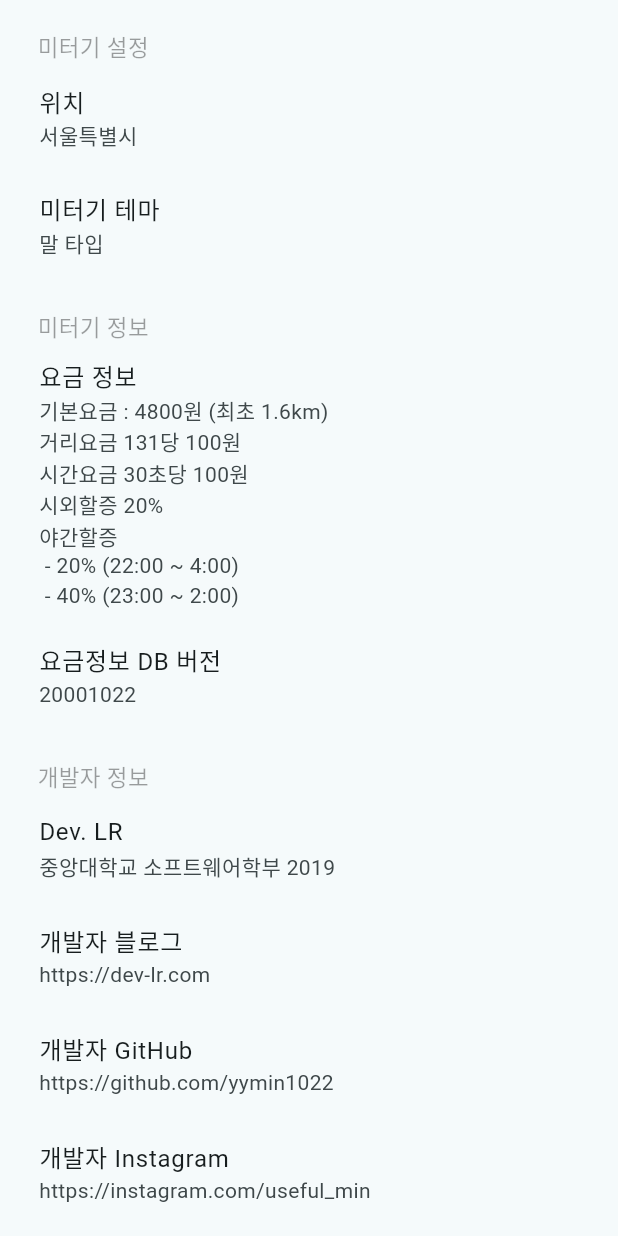
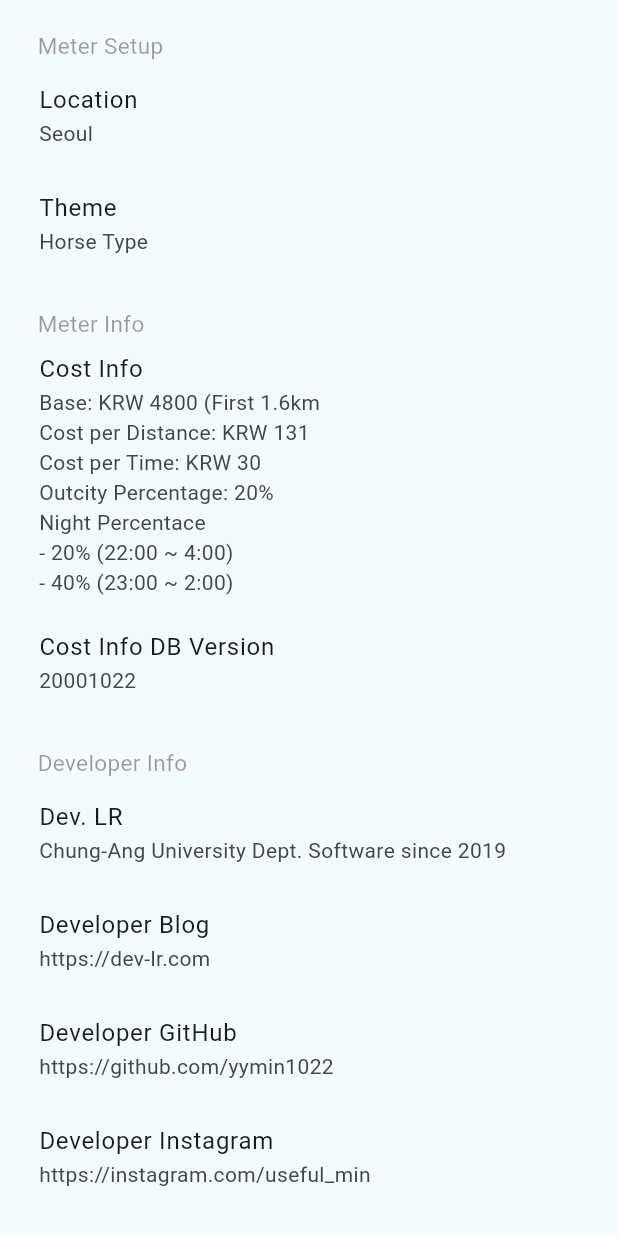
Before and after one commit to yymin1022/TaxiMeter_Flutter, a Flutter app: the SettingPage screen opened directly, on a phone screen of 412 x 824 dp. Run offline on Flutter 3.47's test engine with Material 3 defaults, Android fonts, the phone set to English and light mode, and no system bars; our stand-ins replace cloud_firestore, firebase_core, firebase_crashlytics, geolocator, shared_preferences, sprintf; accounts and stored records are empty; generated files the repository leaves out were written again.

Commit message:
Update setting_page : Applied Localization

```diff
--- a/lib/pages/setting_page.dart
+++ b/lib/pages/setting_page.dart
@@ -1,5 +1,7 @@
 import 'package:flutter/material.dart';
 import 'package:flutter/services.dart';
+import 'package:flutter_gen/gen_l10n/app_localizations.dart';
+import 'package:sprintf/sprintf.dart';
 import 'package:url_launcher/url_launcher.dart';
 import 'package:taximeter/utils/preference_util.dart';
 import 'package:taximeter/utils/settings_data.dart';
@@ -35,42 +37,46 @@ class _SettingPageState extends State<SettingPage> {
         padding: const EdgeInsets.only(left: 10.0, right: 10.0),
         child: ListView(
           children: [
-            const SettingListTitle("미터기 설정"),
+            SettingListTitle(AppLocalizations.of(context)!.setting_title_setup),
             ListTile(
-              title: Text("위치"),
-              subtitle: Text(SettingsDataLocation.getName(curLocation).ko),
+              title: Text(AppLocalizations.of(context)!.setting_setup_location),
+              subtitle: Text(Localizations.localeOf(context) == const Locale("ko")
+                  ? SettingsDataLocation.getName(curLocation).ko
+                  : SettingsDataLocation.getName(curLocation).en),
               onTap: (){
                 _showLocationDialog();
               },
             ),
             ListTile(
-              title: Text("미터기 테마"),
-              subtitle: Text(SettingsDataTheme.getName(curTheme).ko),
+              title: Text(AppLocalizations.of(context)!.setting_setup_theme),
+              subtitle: Text(Localizations.localeOf(context) == const Locale("ko")
+                  ? SettingsDataTheme.getName(curTheme).ko
+                  : SettingsDataTheme.getName(curTheme).en),
               onTap: (){
                 _showThemeDialog();
               },
             ),
-            const SettingListTitle("미터기 정보"),
+            SettingListTitle(AppLocalizations.of(context)!.setting_title_info),
             ListTile(
-              title: Text("요금 정보"),
+              title: Text(AppLocalizations.of(context)!.setting_info_cost),
               subtitle: Text(_getCostInfoText()),
               onTap: (){},
             ),
             ListTile(
-              title: Text("요금정보 DB 버전"),
+              title: Text(AppLocalizations.of(context)!.setting_info_cost_db),
               subtitle: Text(curCostVersion),
               onTap: (){},
             ),
-            const SettingListTitle("개발자 정보"),
+            SettingListTitle(AppLocalizations.of(context)!.setting_title_developer),
             ListTile(
-              title: Text("Dev. LR"),
-              subtitle: Text("중앙대학교 소프트웨어학부 2019"),
+              title: Text(AppLocalizations.of(context)!.setting_developer_nickname),
+              subtitle: Text(AppLocalizations.of(context)!.setting_developer_university),
               onTap: (){},
             ),
-            const SettingListWebItem("개발자 블로그", "https://dev-lr.com"),
-            const SettingListWebItem("개발자 GitHub", "https://github.com/yymin1022"),
-            const SettingListWebItem("개발자 Instagram", "https://instagram.com/useful_min"),
-            const SettingListWebItem("개인정보 처리방침", "https://defcon.or.kr/privacy")
+            SettingListWebItem(AppLocalizations.of(context)!.setting_developer_blog, "https://dev-lr.com"),
+            SettingListWebItem(AppLocalizations.of(context)!.setting_developer_github, "https://github.com/yymin1022"),
+            SettingListWebItem(AppLocalizations.of(context)!.setting_developer_instagram, "https://instagram.com/useful_min"),
+            SettingListWebItem(AppLocalizations.of(context)!.setting_privacy_policy, "https://defcon.or.kr/privacy"),
           ],
         ),
       )
@@ -117,13 +123,23 @@ class _SettingPageState extends State<SettingPage> {
   }
 
   String _getCostInfoText() {
-    if(percNight1 == percNight2) {
-      return "기본요금 : $costBase원 (최초 ${distBase / 1000}km)\n거리요금 $costRunPer당 100원\n시간요금 $costTimePer초당 100원\n"
-          "시외할증 $percCity%\n야간할증\n - $percNight1% ($percNightStart1:00 ~ $percNightEnd1:00)";
-    } else {
-      return "기본요금 : $costBase원 (최초 ${distBase / 1000}km)\n거리요금 $costRunPer당 100원\n시간요금 $costTimePer초당 100원\n"
-          "시외할증 $percCity%\n야간할증\n - $percNight1% ($percNightStart1:00 ~ $percNightEnd1:00)\n - $percNight2% ($percNightStart2:00 ~ $percNightEnd2:00)";
-    }
+    return sprintf(
+      percNight1 == percNight2
+        ? AppLocalizations.of(context)!.setting_cost_info_1
+        : AppLocalizations.of(context)!.setting_cost_info_2,
+        [
+          costBase,
+          distBase / 1000,
+          costRunPer,
+          costTimePer,
+          percCity,
+          percNight1,
+          percNightStart1,
+          percNightEnd1,
+          percNight2,
+          percNightStart2,
+          percNightEnd2
+        ]);
   }
 
   void _setPrefCostData(String location,
@@ -162,7 +178,7 @@ class _SettingPageState extends State<SettingPage> {
       context: context,
       builder: (BuildContext context) {
         return AlertDialog(
-          title: Text("요금정보 직접 설정"),
+          title: Text(AppLocalizations.of(context)!.setting_dialog_cost_custom_title),
           contentPadding: const EdgeInsets.all(20.0),
           content: SingleChildScrollView(
             child: ListBody(
@@ -171,71 +187,71 @@ class _SettingPageState extends State<SettingPage> {
                   controller: inputControllerCostBase,
                   keyboardType: TextInputType.number,
                   inputFormatters: <TextInputFormatter>[FilteringTextInputFormatter.digitsOnly],
-                  decoration: const InputDecoration(
-                    labelText: "기본요금"
+                  decoration: InputDecoration(
+                    labelText: AppLocalizations.of(context)!.setting_cost_custom_base
                   ),
                 ),
                 TextField(
                   controller: inputControllerCostRunPer,
                   keyboardType: TextInputType.number,
                   inputFormatters: <TextInputFormatter>[FilteringTextInputFormatter.digitsOnly],
-                  decoration: const InputDecoration(
-                    labelText: "거리요금 기준 거리 (미터)"
+                  decoration: InputDecoration(
+                    labelText: AppLocalizations.of(context)!.setting_cost_custom_per_distance
                   ),
                 ),
                 TextField(
                   controller: inputControllerCostTimePer,
                   keyboardType: TextInputType.number,
                   inputFormatters: <TextInputFormatter>[FilteringTextInputFormatter.digitsOnly],
-                  decoration: const InputDecoration(
-                    labelText: "거리요금 기준 시간 (초)"
+                  decoration: InputDecoration(
+                    labelText: AppLocalizations.of(context)!.setting_cost_custom_per_distance
                   ),
                 ),
                 TextField(
                   controller: inputControllerDistBase,
                   keyboardType: TextInputType.number,
                   inputFormatters: <TextInputFormatter>[FilteringTextInputFormatter.digitsOnly],
-                  decoration: const InputDecoration(
-                    labelText: "기본요금 주행 거리 (미터)"
+                  decoration: InputDecoration(
+                    labelText: AppLocalizations.of(context)!.setting_cost_custom_base_distance
                   ),
                 ),
                 TextField(
                   controller: inputControllerPercCity,
                   keyboardType: TextInputType.number,
                   inputFormatters: <TextInputFormatter>[FilteringTextInputFormatter.digitsOnly],
-                  decoration: const InputDecoration(
-                    labelText: "시외할증 비율"
+                  decoration: InputDecoration(
+                    labelText: AppLocalizations.of(context)!.setting_cost_custom_percentage_outcity
                   ),
                 ),
                 TextField(
                   controller: inputControllerPercNight,
                   keyboardType: TextInputType.number,
                   inputFormatters: <TextInputFormatter>[FilteringTextInputFormatter.digitsOnly],
-                  decoration: const InputDecoration(
-                    labelText: "야간할증 비율"
+                  decoration: InputDecoration(
+                    labelText: AppLocalizations.of(context)!.setting_cost_custom_percentage_night
                   ),
                 ),
                 TextField(
                   controller: inputControllerPercNightStart,
                   keyboardType: TextInputType.number,
                   inputFormatters: <TextInputFormatter>[FilteringTextInputFormatter.digitsOnly],
-                  decoration: const InputDecoration(
-                    labelText: "야간할증 시작 (24시간 단위)"
+                  decoration: InputDecoration(
+                    labelText: AppLocalizations.of(context)!.setting_cost_custom_percentage_night_start
                   ),
                 ),
                 TextField(
                   controller: inputControllerPercNightEnd,
                   keyboardType: TextInputType.number,
                   inputFormatters: <TextInputFormatter>[FilteringTextInputFormatter.digitsOnly],
-                  decoration: const InputDecoration(
-                    labelText: "야간할증 종료 (24시간 단위)"
+                  decoration: InputDecoration(
+                    labelText: AppLocalizations.of(context)!.setting_cost_custom_percentage_night_end
                   ),
                 ),
                 Container(
                   height: 20.0,
                 ),
                 ElevatedButton(
-                  child: Text("저장"),
+                  child: Text(AppLocalizations.of(context)!.setting_dialog_cost_custom_save),
                   onPressed: () {
                     Navigator.of(context).pop();
 
@@ -256,8 +272,8 @@ class _SettingPageState extends State<SettingPage> {
                           inputPercNightEnd, inputPercNightEnd);
                     } catch(e) {
                       ScaffoldMessenger.of(context).showSnackBar(
-                        const SnackBar(
-                          content: Text("입력한 정보가 올바르지 않습니다."),
+                        SnackBar(
+                          content: Text(AppLocalizations.of(context)!.setting_dialog_cost_custom_save_error),
                         )
                       );
                     }
@@ -278,13 +294,16 @@ class _SettingPageState extends State<SettingPage> {
       context: context,
       builder: (BuildContext context) {
         return AlertDialog(
-          title: Text("위치"),
+          title: Text(AppLocalizations.of(context)!.setting_dialog_location_title),
           contentPadding: const EdgeInsets.symmetric(vertical: 10.0, horizontal: 0),
           content: SingleChildScrollView(
             child: ListBody(
               children: SettingsDataLocation.values.map((data) {
                 return RadioListTile(
-                  title: Text(data.ko),
+                  title: Text(
+                    Localizations.localeOf(context) == const Locale("ko")
+                      ? data.ko
+                      : data.en),
                   groupValue: curLocation,
                   value: data.code,
                   onChanged: (value) async {
@@ -323,13 +342,16 @@ class _SettingPageState extends State<SettingPage> {
       context: context,
       builder: (BuildContext context) {
         return AlertDialog(
-          title: Text("미터기 테마"),
+          title: Text(AppLocalizations.of(context)!.setting_dialog_theme_title),
           contentPadding: const EdgeInsets.symmetric(vertical: 10.0, horizontal: 0),
           content: SingleChildScrollView(
             child: ListBody(
               children: SettingsDataTheme.values.map((data) {
                 return RadioListTile(
-                  title: Text(data.ko),
+                  title: Text(
+                    Localizations.localeOf(context) == const Locale("ko")
+                      ? data.ko
+                      : data.en),
                   groupValue: curTheme,
                   value: data.code,
                   onChanged: (value) {
```
